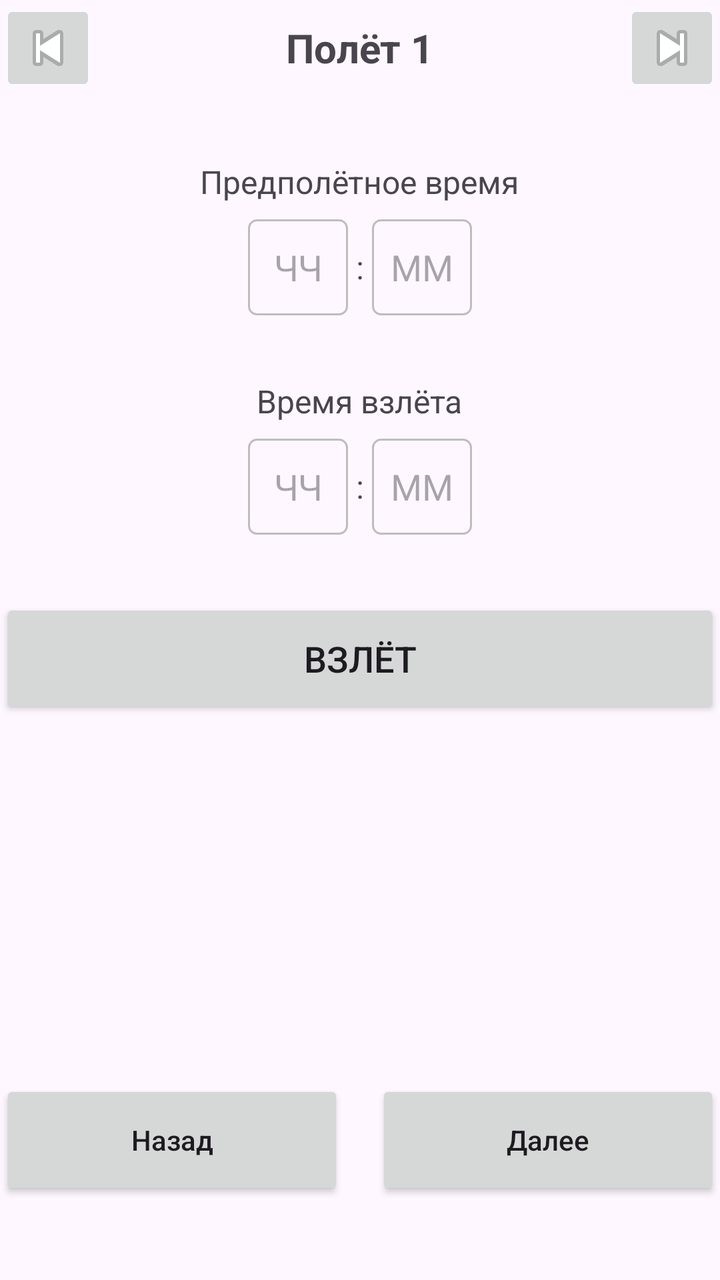
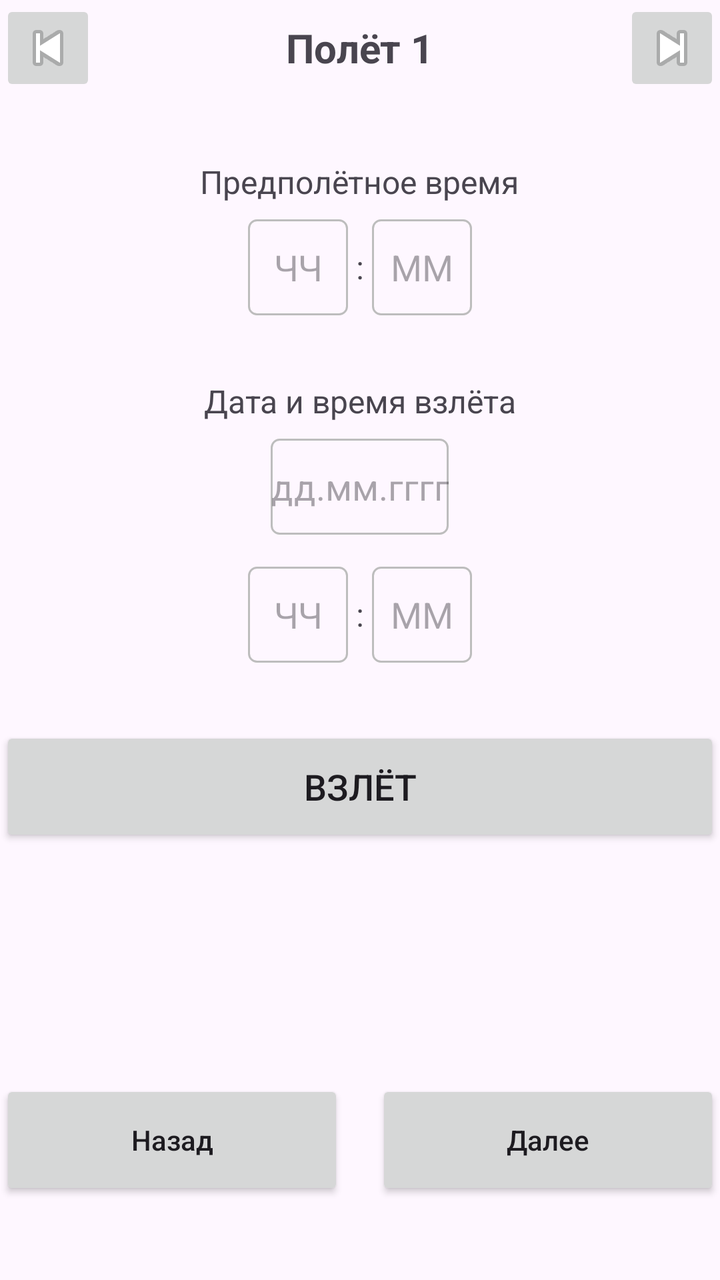

The first picture is an Android layout as it rendered before a commit; the second is the same layout after the commit. The layout source and the unified diff follow.
<!-- AndroidManifest.xml: application theme Theme.Flight_information_calculator -->
<!-- res/layout/activity_first.xml -->
<?xml version="1.0" encoding="utf-8"?>
<androidx.constraintlayout.widget.ConstraintLayout xmlns:android="http://schemas.android.com/apk/res/android"
    xmlns:app="http://schemas.android.com/apk/res-auto"
    xmlns:tools="http://schemas.android.com/tools"
    android:id="@+id/main"
    android:layout_width="match_parent"
    android:layout_height="match_parent"
    tools:context=".first">
    <RelativeLayout
        android:id="@+id/headerLayout"
        android:layout_width="0dp"
        android:layout_height="wrap_content"
        app:layout_constraintEnd_toEndOf="parent"
        app:layout_constraintStart_toStartOf="parent"
        app:layout_constraintTop_toTopOf="parent">

        <TextView
            android:id="@+id/flightTitle"
            android:layout_width="wrap_content"
            android:layout_height="wrap_content"
            android:layout_centerInParent="true"
            android:text="Полёт 1"
            android:textSize="20sp"
            android:textStyle="bold"/>

        <ImageButton
            android:id="@+id/btnBack"
            android:layout_width="48dp"
            android:layout_height="48dp"
            android:layout_alignParentStart="true"
            android:src="@android:drawable/ic_media_previous"
            android:contentDescription="Назад"/>

        <ImageButton
            android:id="@+id/btnForward"
            android:layout_width="48dp"
            android:layout_height="48dp"
            android:layout_alignParentEnd="true"
            android:src="@android:drawable/ic_media_next"
            android:contentDescription="Вперёд"/>
    </RelativeLayout>

    
    <LinearLayout
        android:id="@+id/preFlightTimeContainer"
        android:layout_width="0dp"
        android:layout_height="wrap_content"
        android:layout_marginTop="32dp"
        android:orientation="vertical"
        android:gravity="center_horizontal"
        app:layout_constraintEnd_toEndOf="parent"
        app:layout_constraintStart_toStartOf="parent"
        app:layout_constraintTop_toBottomOf="@id/headerLayout">

        <TextView
            android:layout_width="wrap_content"
            android:layout_height="wrap_content"
            android:text="Предполётное время"
            android:textSize="16sp"
            android:layout_marginBottom="8dp"/>

        <LinearLayout
            android:layout_width="wrap_content"
            android:layout_height="wrap_content"
            android:orientation="horizontal"
            android:gravity="center">

            <EditText
                android:id="@+id/preFlightHours"
                android:layout_width="50dp"
                android:layout_height="48dp"
                android:hint="ЧЧ"
                android:inputType="number"
                android:maxLength="2"
                android:gravity="center"
                android:background="@drawable/edit_text_border"/>

            <TextView
                android:layout_width="wrap_content"
                android:layout_height="wrap_content"
                android:text=":"
                android:textSize="16sp"
                android:layout_marginHorizontal="4dp"/>

            <EditText
                android:id="@+id/preFlightMinutes"
                android:layout_width="50dp"
                android:layout_height="48dp"
                android:hint="ММ"
                android:inputType="number"
                android:maxLength="2"
                android:gravity="center"
                android:background="@drawable/edit_text_border"/>
        </LinearLayout>
    </LinearLayout>

    
    <LinearLayout
        android:id="@+id/takeoffTimeContainer"
        android:layout_width="0dp"
        android:layout_height="wrap_content"
        android:layout_marginTop="32dp"
        android:orientation="vertical"
        android:gravity="center_horizontal"
        app:layout_constraintEnd_toEndOf="parent"
        app:layout_constraintStart_toStartOf="parent"
        app:layout_constraintTop_toBottomOf="@id/preFlightTimeContainer">

        <TextView
            android:layout_width="wrap_content"
            android:layout_height="wrap_content"
            android:text="Время взлёта"
            android:textSize="16sp"
            android:layout_marginBottom="8dp"/>

        <LinearLayout
            android:layout_width="wrap_content"
            android:layout_height="wrap_content"
            android:orientation="horizontal"
            android:gravity="center">

            <EditText
                android:id="@+id/takeoffHours"
                android:layout_width="50dp"
                android:layout_height="48dp"
                android:hint="ЧЧ"
                android:inputType="number"
                android:maxLength="2"
                android:gravity="center"
                android:background="@drawable/edit_text_border"/>

            <TextView
                android:layout_width="wrap_content"
                android:layout_height="wrap_content"
                android:text=":"
                android:textSize="16sp"
                android:layout_marginHorizontal="4dp"/>

            <EditText
                android:id="@+id/takeoffMinutes"
                android:layout_width="50dp"
                android:layout_height="48dp"
                android:hint="ММ"
                android:inputType="number"
                android:maxLength="2"
                android:gravity="center"
                android:background="@drawable/edit_text_border"/>
        </LinearLayout>
    </LinearLayout>

    
    <Button
        android:id="@+id/btnTakeoff"
        android:layout_width="0dp"
        android:layout_height="60dp"
        android:layout_marginTop="32dp"
        android:text="ВЗЛЁТ"
        android:textAllCaps="false"
        android:textSize="18sp"
        app:layout_constraintEnd_toEndOf="parent"
        app:layout_constraintStart_toStartOf="parent"
        app:layout_constraintTop_toBottomOf="@id/takeoffTimeContainer"/>

    
    <LinearLayout
        android:id="@+id/bottomButtons"
        android:layout_width="0dp"
        android:layout_height="60dp"
        android:layout_marginBottom="40dp"
        android:orientation="horizontal"
        app:layout_constraintBottom_toBottomOf="parent"
        app:layout_constraintEnd_toEndOf="parent"
        app:layout_constraintStart_toStartOf="parent">

        <Button
            android:id="@+id/btnBackBottom"
            android:layout_width="0dp"
            android:layout_height="match_parent"
            android:layout_weight="1"
            android:layout_marginEnd="8dp"
            android:text="Назад"
            android:textAllCaps="false"/>

        <Button
            android:id="@+id/btnNext"
            android:layout_width="0dp"
            android:layout_height="match_parent"
            android:layout_weight="1"
            android:layout_marginStart="8dp"
            android:text="Далее"
            android:textAllCaps="false"/>
    </LinearLayout>

</androidx.constraintlayout.widget.ConstraintLayout>
<!-- resources referenced by this layout -->
<resources>
  <!-- drawable edit_text_border (drawable) -->
  <?xml version="1.0" encoding="utf-8"?>
  <shape xmlns:android="http://schemas.android.com/apk/res/android">
      <solid android:color="@android:color/transparent"/>
      <corners android:radius="4dp"/>
      <stroke android:width="1dp" android:color="#BDBDBD"/>
  </shape>
  <style name="Theme.Flight_information_calculator" parent="Base.Theme.Flight_information_calculator" />
  <style name="Base.Theme.Flight_information_calculator" parent="Theme.Material3.DayNight.NoActionBar">
          
          
      </style>
</resources>

<!-- the commit's change to res/layout/activity_first.xml (unified diff, before → after) -->
@@ -6,6 +6,8 @@
     android:layout_width="match_parent"
     android:layout_height="match_parent"
     tools:context=".first">
+
+    
     <RelativeLayout
         android:id="@+id/headerLayout"
         android:layout_width="0dp"
@@ -96,7 +98,7 @@
 
     
     <LinearLayout
-        android:id="@+id/takeoffTimeContainer"
+        android:id="@+id/takeoffDateTimeContainer"
         android:layout_width="0dp"
         android:layout_height="wrap_content"
         android:layout_marginTop="32dp"
@@ -109,10 +111,22 @@
         <TextView
             android:layout_width="wrap_content"
             android:layout_height="wrap_content"
-            android:text="Время взлёта"
+            android:text="Дата и время взлёта"
             android:textSize="16sp"
             android:layout_marginBottom="8dp"/>
 
+        
+        <EditText
+            android:id="@+id/takeoffDate"
+            android:layout_width="wrap_content"
+            android:layout_height="48dp"
+            android:layout_marginBottom="16dp"
+            android:hint="дд.мм.гггг"
+            android:inputType="date"
+            android:gravity="center"
+            android:background="@drawable/edit_text_border"/>
+
+        
         <LinearLayout
             android:layout_width="wrap_content"
             android:layout_height="wrap_content"
@@ -159,7 +173,7 @@
         android:textSize="18sp"
         app:layout_constraintEnd_toEndOf="parent"
         app:layout_constraintStart_toStartOf="parent"
-        app:layout_constraintTop_toBottomOf="@id/takeoffTimeContainer"/>
+        app:layout_constraintTop_toBottomOf="@id/takeoffDateTimeContainer"/>
 
     
     <LinearLayout
